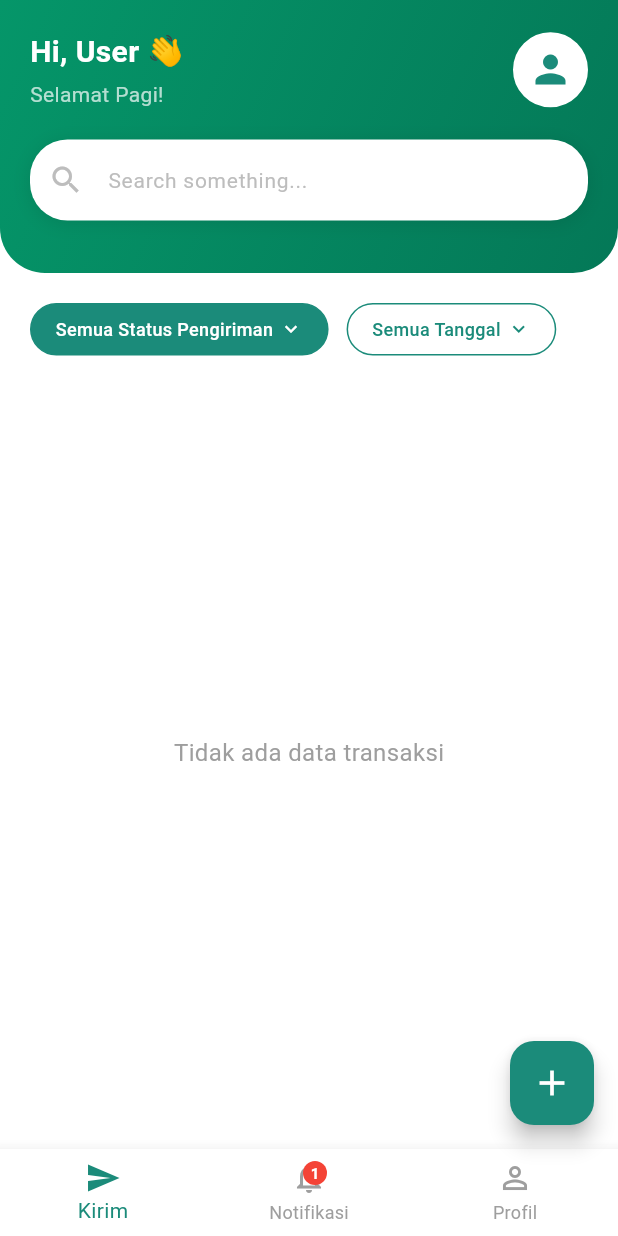
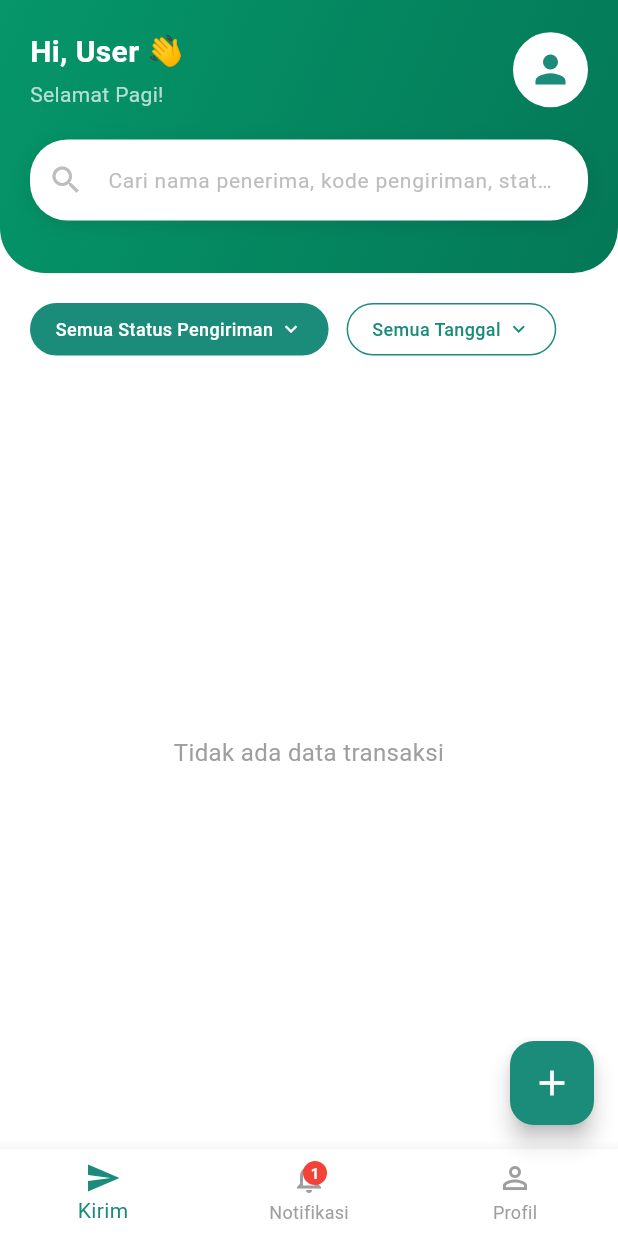
Before and after one commit to Mayonaice/DCT-Android-Track-Delivery, a Flutter app: the HomePage screen opened directly, on a phone screen of 412 x 824 dp. Run offline on Flutter 3.47's test engine with Material 3 defaults, Android fonts, the phone set to English and light mode, and no system bars; our stand-ins replace image_picker, shared_preferences; accounts and stored records are empty.

Commit message:
minor changes and minor fix

```diff
--- a/lib/pages/home_page.dart
+++ b/lib/pages/home_page.dart
@@ -21,6 +21,11 @@ class _HomePageState extends State<HomePage> {
   final StorageService _storageService = StorageService();
   final ApiService _apiService = ApiService();
 
+  // Search functionality
+  final TextEditingController _searchController = TextEditingController();
+  List<TransactionData> _filteredTransactions = [];
+  bool _isSearching = false;
+
   String userName = '';
   String userEmail = '';
 
@@ -38,6 +43,62 @@ class _HomePageState extends State<HomePage> {
   void initState() {
     super.initState();
     _loadUserData();
+    _searchController.addListener(_onSearchChanged);
+  }
+
+  @override
+  void dispose() {
+    _searchController.removeListener(_onSearchChanged);
+    _searchController.dispose();
+    super.dispose();
+  }
+
+  void _onSearchChanged() {
+    final query = _searchController.text.toLowerCase().trim();
+
+    if (query.isEmpty) {
+      setState(() {
+        _isSearching = false;
+        _filteredTransactions = [];
+      });
+    } else {
+      setState(() {
+        _isSearching = true;
+        _filteredTransactions = _searchTransactions(query);
+      });
+    }
+  }
+
+  List<TransactionData> _searchTransactions(String query) {
+    return _transactions.where((transaction) {
+      // Search by consignee name
+      final consigneeName = transaction.consigneeName?.toLowerCase() ?? '';
+
+      // Search by transaction code
+      final transactionCode = transaction.transactionCode?.toLowerCase() ?? '';
+
+      // Search by status name
+      final statusName = transaction.statusName?.toLowerCase() ?? '';
+
+      // Search by formatted date
+      final formattedDate = DateFormat('dd MMM yyyy').format(transaction.transactionDate).toLowerCase();
+      final formattedTime = DateFormat('HH:mm').format(transaction.transactionDate).toLowerCase();
+
+      // Search by status info name
+      final statusInfo = StatusMaster.getStatusById(transaction.status);
+      final statusInfoName = statusInfo?.name?.toLowerCase() ?? '';
+
+      return consigneeName.contains(query) ||
+             transactionCode.contains(query) ||
+             statusName.contains(query) ||
+             statusInfoName.contains(query) ||
+             formattedDate.contains(query) ||
+             formattedTime.contains(query);
+    }).toList();
+  }
+
+  List<TransactionData> _getDisplayTransactions() {
+    return _isSearching ? _filteredTransactions : _transactions;
   }
 
   @override
@@ -68,6 +129,12 @@ class _HomePageState extends State<HomePage> {
     if (email.isNotEmpty) {
       _loadTransactions();
     }
+  }
+
+  // Refresh data method for pull-to-refresh
+  Future<void> _refreshData() async {
+    await _loadUserData();
+    await _loadTransactions();
   }
 
   Future<void> _loadTransactions() async {
@@ -104,7 +171,7 @@ class _HomePageState extends State<HomePage> {
 
       final request = TransactionRequest(
         userEmail: userEmail,
-        pageSize: 10,
+        pageSize: 1000,
         status: statusValue,
         tanggalFrom: startDate,
         tanggalEnd: endDate,
@@ -265,8 +332,9 @@ class _HomePageState extends State<HomePage> {
                         ],
                       ),
                       child: TextField(
+                        controller: _searchController,
                         decoration: InputDecoration(
-                          hintText: 'Search something...',
+                          hintText: 'Cari nama penerima, kode pengiriman, status...',
                           hintStyle: TextStyle(
                             color: Colors.grey[400],
                             fontSize: 14,
@@ -275,6 +343,17 @@ class _HomePageState extends State<HomePage> {
                             Icons.search,
                             color: Colors.grey[400],
                           ),
+                          suffixIcon: _isSearching
+                              ? IconButton(
+                                  icon: Icon(
+                                    Icons.clear,
+                                    color: Colors.grey[400],
+                                  ),
+                                  onPressed: () {
+                                    _searchController.clear();
+                                  },
+                                )
+                              : null,
                           border: InputBorder.none,
                           contentPadding: const EdgeInsets.symmetric(
                             horizontal: 20,
@@ -289,6 +368,8 @@ class _HomePageState extends State<HomePage> {
             ),
             // Content Section
             Expanded(
+              child: RefreshIndicator(
+                onRefresh: _refreshData,
                 child: Padding(
                   padding: const EdgeInsets.all(20.0),
                   child: Column(
@@ -336,25 +417,29 @@ class _HomePageState extends State<HomePage> {
                       Expanded(
                         child: _isLoading
                             ? const Center(child: CircularProgressIndicator())
-                          : _transactions.isEmpty
-                              ? const Center(
+                            : _getDisplayTransactions().isEmpty
+                                ? Center(
                                     child: Text(
-                                    'Tidak ada data transaksi',
-                                    style: TextStyle(
+                                      _isSearching
+                                          ? 'Tidak ada hasil pencarian untuk "${_searchController.text}"'
+                                          : 'Tidak ada data transaksi',
+                                      style: const TextStyle(
                                         fontSize: 16,
                                         color: Colors.grey,
                                       ),
+                                      textAlign: TextAlign.center,
                                     ),
                                   )
                                 : ListView.builder(
-                                  itemCount: _transactions.length,
+                                    itemCount: _getDisplayTransactions().length,
                                     itemBuilder: (context, index) {
-                                    final transaction = _transactions[index];
+                                      final transaction = _getDisplayTransactions()[index];
                                       return _buildStatusItem(transaction);
                                     },
                                   ),
                        ),
                      ],
+                   ),
                  ),
                ),
              ),
```
Lines whose indentation alone changed are shown as unchanged.
